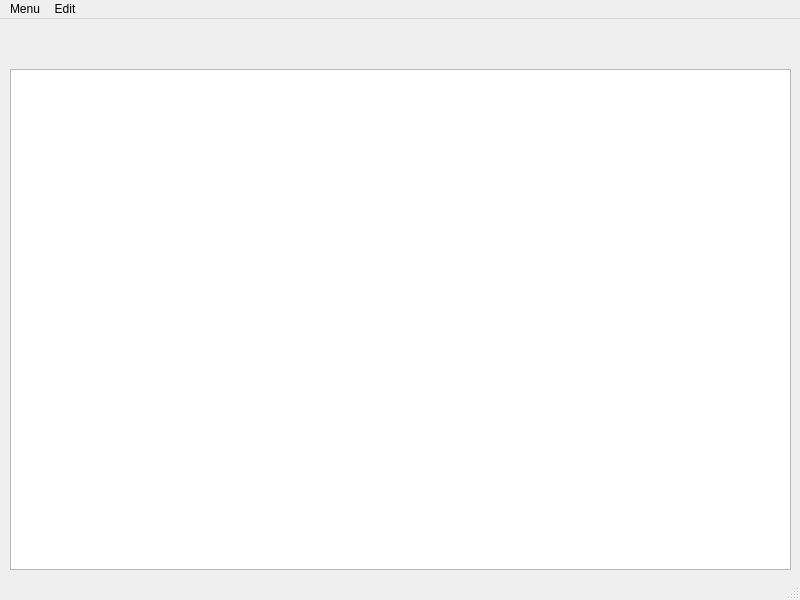
This is mainwindow.ui in qwerty258/filemetadata as Qt 5 draws it before an edit. The edited form follows.
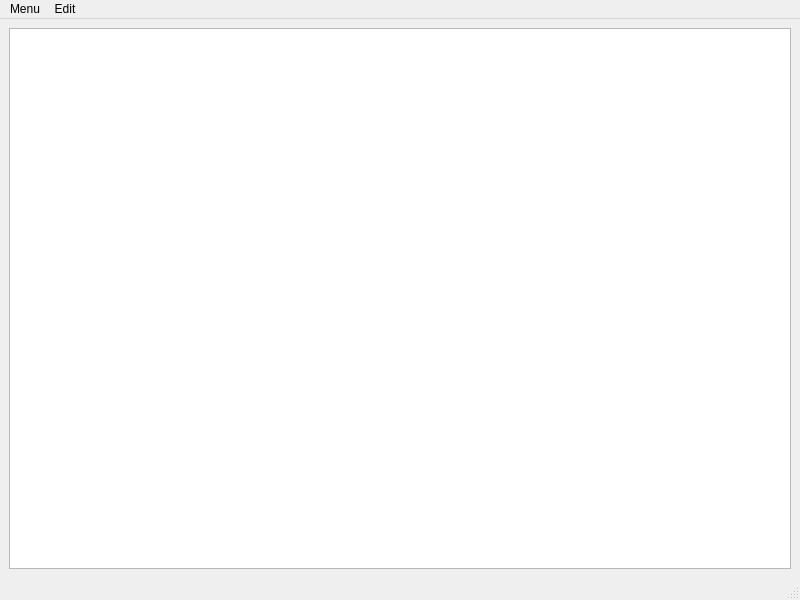
This is the edited form.

Commit message: update UIs to autoresize

Patch:
```diff
--- a/mainwindow.ui
+++ b/mainwindow.ui
@@ -20,16 +20,11 @@
    <string>FileMetadata</string>
   </property>
   <widget class="QWidget" name="centralwidget">
-   <widget class="QTableView" name="table_view">
-    <property name="geometry">
-     <rect>
-      <x>10</x>
-      <y>50</y>
-      <width>781</width>
-      <height>501</height>
-     </rect>
-    </property>
-   </widget>
+   <layout class="QGridLayout" name="gridLayout">
+    <item row="0" column="0">
+     <widget class="QTableView" name="table_view"/>
+    </item>
+   </layout>
   </widget>
   <widget class="QMenuBar" name="menubar">
    <property name="geometry">
```
The commit also changes 1 other file.
